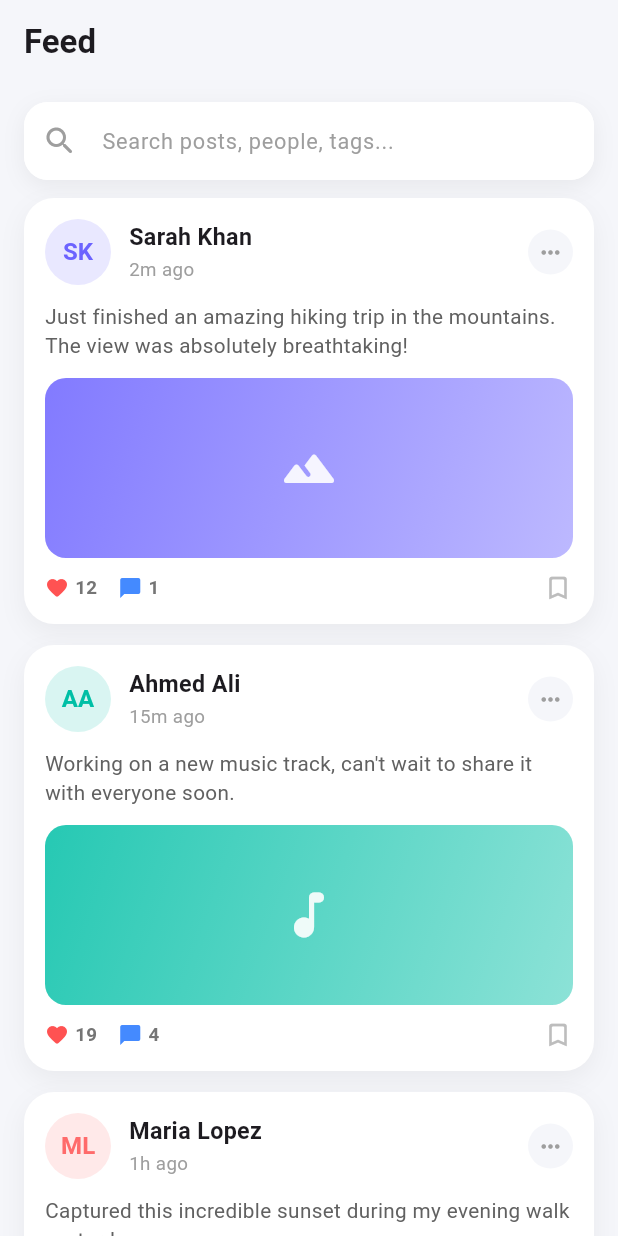
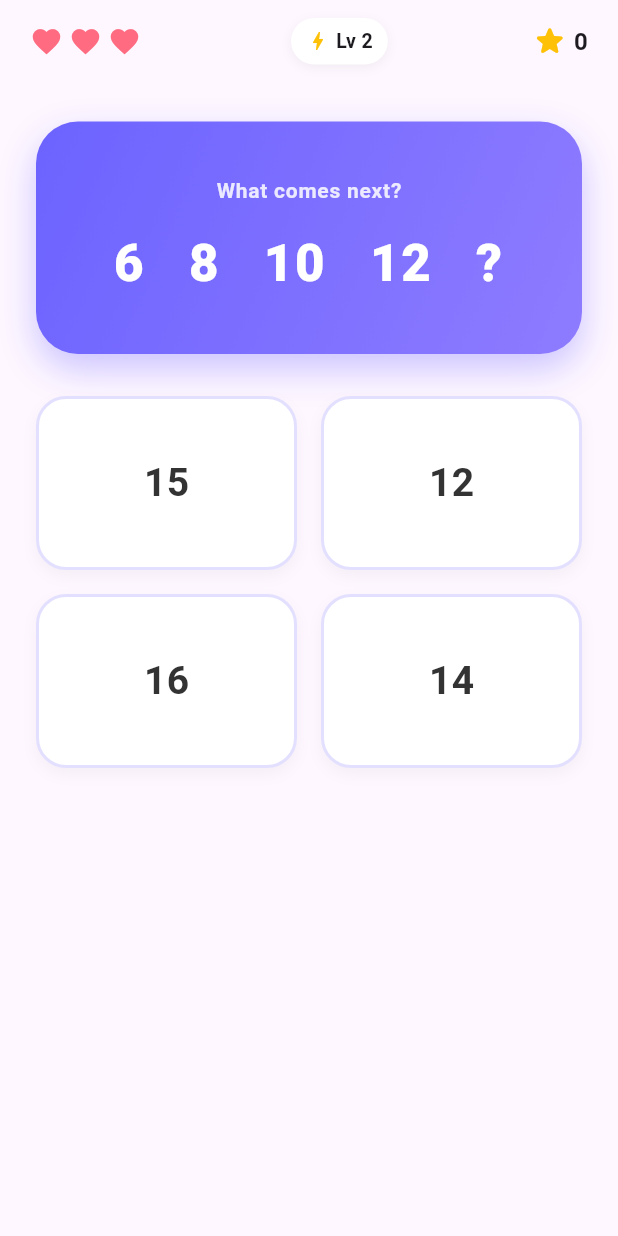
Before and after one commit to Arshad-ullah/ui-testing, a Flutter app: the screen it shows after launch, on a phone screen of 412 x 824 dp. Run offline on Flutter 3.47's test engine with Material 3 defaults, Android fonts, the phone set to English and light mode, and no system bars; our stand-ins replace dio, flutter_riverpod, local_auth, socket_io_client; missing offline and left inert: postgres.

Commit message:
issue solve

```diff
--- a/lib/features/chat/feed_screen.dart
+++ b/lib/features/chat/feed_screen.dart
@@ -499,6 +499,8 @@ class _FeedDetailDialogState extends State<FeedDetailDialog> {
                             onTap: null,
                           ),
                           const Spacer(),
+
+
                           _RoundIconButton(
                             icon: _saved
                                 ? Icons.bookmark_rounded
--- /dev/null
+++ b/lib/features/chat/numeric_game.dart
@@ -0,0 +1,564 @@
+// number_logic_game.dart
+//
+// A self-contained "Number Logic" mini-game for a kids' IQ-training app.
+// Drop this file into your Flutter project (lib/games/number_logic_game.dart)
+// and navigate to `const NumberLogicGame()` from anywhere.
+//
+// Features:
+//  - Two question types: number sequences (2 4 6 8 ?) and simple arithmetic (5 + 3 = ?)
+//  - Adaptive difficulty: gets harder as the child answers correctly, easier after mistakes
+//  - Multiple-choice answers (easier for young kids than typing) with big tappable cards
+//  - Stars / streak system + animated feedback (no harsh "WRONG" buzzers)
+//  - Lives system so a session always has a clear, friendly end
+//  - Clean, colorful, rounded UI with subtle animations
+//
+// No external packages required — pure Flutter SDK.
+
+import 'dart:async';
+import 'dart:math';
+
+import 'package:flutter/material.dart';
+import 'package:flutter/services.dart';
+
+enum QuestionType { sequence, arithmetic }
+
+class NumberQuestion {
+  final QuestionType type;
+  final String prompt; // e.g. "2  4  6  8  ?"  or  "5 + 3 = ?"
+  final int answer;
+  final List<int> options;
+
+  NumberQuestion({
+    required this.type,
+    required this.prompt,
+    required this.answer,
+    required this.options,
+  });
+}
+
+/// ---------------------------------------------------------------------
+/// QUESTION GENERATOR (adaptive difficulty)
+/// ---------------------------------------------------------------------
+///
+/// difficulty roughly ranges 1 (easiest) .. 10 (hardest).
+/// Sequences: step size & starting number grow with difficulty,
+/// occasionally introduces subtraction or multiplication-style steps.
+/// Arithmetic: operand size and operator complexity grow with difficulty.
+
+class QuestionGenerator {
+  final Random _rng = Random();
+
+  NumberQuestion generate(int difficulty) {
+    final useSequence = _rng.nextBool();
+    return useSequence
+        ? _generateSequence(difficulty)
+        : _generateArithmetic(difficulty);
+  }
+
+  NumberQuestion _generateSequence(int difficulty) {
+    // Step size grows with difficulty; occasionally negative (counting down).
+    final maxStep = 1 + (difficulty / 2).ceil(); // 1..6ish
+    int step = 1 + _rng.nextInt(maxStep);
+    final descending = difficulty > 3 && _rng.nextBool();
+    if (descending) step = -step;
+
+    final start = 1 + _rng.nextInt(5 + difficulty * 2);
+    final length = 4; // show 4 numbers, ask for the 5th
+    final seq = List<int>.generate(length, (i) => start + step * i);
+    final answer = start + step * length;
+
+    final prompt = '${seq.join('   ')}   ?';
+    final options = _buildOptions(answer, spread: step.abs().clamp(1, 12));
+
+    return NumberQuestion(
+      type: QuestionType.sequence,
+      prompt: prompt,
+      answer: answer,
+      options: options,
+    );
+  }
+
+  NumberQuestion _generateArithmetic(int difficulty) {
+    // Pick operator based on difficulty.
+    final ops = difficulty < 3
+        ? ['+', '-']
+        : difficulty < 6
+        ? ['+', '-', '×']
+        : ['+', '-', '×'];
+    final op = ops[_rng.nextInt(ops.length)];
+
+    int a, b, answer;
+    final maxVal = 5 + difficulty * 3; // grows with difficulty
+
+    switch (op) {
+      case '+':
+        a = 1 + _rng.nextInt(maxVal);
+        b = 1 + _rng.nextInt(maxVal);
+        answer = a + b;
+        break;
+      case '-':
+        a = 1 + _rng.nextInt(maxVal) + 5;
+        b = 1 + _rng.nextInt(a); // ensure non-negative result
+        answer = a - b;
+        break;
+      case '×':
+        a = 1 + _rng.nextInt(min(4 + difficulty, 12));
+        b = 1 + _rng.nextInt(min(4 + difficulty, 12));
+        answer = a * b;
+        break;
+      default:
+        a = 1;
+        b = 1;
+        answer = 2;
+    }
+
+    final prompt = '$a  $op  $b  =  ?';
+    final options = _buildOptions(answer, spread: max(2, answer ~/ 4));
+
+    return NumberQuestion(
+      type: QuestionType.arithmetic,
+      prompt: prompt,
+      answer: answer,
+      options: options,
+    );
+  }
+
+  List<int> _buildOptions(int answer, {int spread = 3}) {
+    final set = <int>{answer};
+    while (set.length < 4) {
+      final delta = (1 + _rng.nextInt(spread)) * (_rng.nextBool() ? 1 : -1);
+      final candidate = answer + delta;
+      if (candidate >= 0) set.add(candidate);
+    }
+    final list = set.toList()..shuffle(_rng);
+    return list;
+  }
+}
+
+/// ---------------------------------------------------------------------
+/// MAIN GAME SCREEN
+/// ---------------------------------------------------------------------
+
+class NumberLogicGame extends StatefulWidget {
+  const NumberLogicGame({super.key});
+
+  @override
+  State<NumberLogicGame> createState() => _NumberLogicGameState();
+}
+
+class _NumberLogicGameState extends State<NumberLogicGame>
+    with TickerProviderStateMixin {
+  final QuestionGenerator _generator = QuestionGenerator();
+
+  late NumberQuestion _question;
+  int _difficulty = 2;
+  int _streak = 0;
+  int _stars = 0;
+  int _lives = 3;
+  int? _selectedOption;
+  bool _showFeedback = false;
+  bool _wasCorrect = false;
+  bool _gameOver = false;
+
+  late AnimationController _promptController;
+  late Animation<double> _promptScale;
+
+  @override
+  void initState() {
+    super.initState();
+    _promptController = AnimationController(
+      vsync: this,
+      duration: const Duration(milliseconds: 350),
+    );
+    _promptScale = CurvedAnimation(
+      parent: _promptController,
+      curve: Curves.elasticOut,
+    );
+    _nextQuestion();
+  }
+
+  @override
+  void dispose() {
+    _promptController.dispose();
+    super.dispose();
+  }
+
+  void _nextQuestion() {
+    setState(() {
+      _question = _generator.generate(_difficulty);
+      _selectedOption = null;
+      _showFeedback = false;
+    });
+    _promptController.forward(from: 0);
+  }
+
+  void _restart() {
+    setState(() {
+      _difficulty = 2;
+      _streak = 0;
+      _stars = 0;
+      _lives = 3;
+      _gameOver = false;
+    });
+    _nextQuestion();
+  }
+
+  Future<void> _onAnswer(int option) async {
+    if (_showFeedback || _gameOver) return;
+
+    final correct = option == _question.answer;
+    HapticFeedback.lightImpact();
+
+    setState(() {
+      _selectedOption = option;
+      _showFeedback = true;
+      _wasCorrect = correct;
+    });
+
+    if (correct) {
+      _streak++;
+      _stars++;
+      // Increase difficulty every 2 correct in a row, cap at 10.
+      if (_streak % 2 == 0) {
+        _difficulty = min(10, _difficulty + 1);
+      }
+    } else {
+      _streak = 0;
+      _lives--;
+      // Ease difficulty back down a bit so it doesn't feel punishing.
+      _difficulty = max(1, _difficulty - 1);
+    }
+
+    await Future.delayed(const Duration(milliseconds: 900));
+    if (!mounted) return;
+
+    if (_lives <= 0) {
+      setState(() => _gameOver = true);
+    } else {
+      _nextQuestion();
+    }
+  }
+
+  @override
+  Widget build(BuildContext context) {
+    return Scaffold(
+      body: SafeArea(child: _gameOver ? _buildGameOver() : _buildGame()),
+    );
+  }
+
+  // ---------------- UI: top bar (lives, stars, streak, difficulty) ------
+
+  Widget _buildTopBar() {
+    return Padding(
+      padding: const EdgeInsets.fromLTRB(20, 12, 20, 0),
+      child: Row(
+        children: [
+          // Lives as hearts
+          Row(
+            children: List.generate(3, (i) {
+              final filled = i < _lives;
+              return Padding(
+                padding: const EdgeInsets.only(right: 4),
+                child: Icon(
+                  filled ? Icons.favorite : Icons.favorite_border,
+                  color: const Color(0xFFFF6B81),
+                  size: 22,
+                ),
+              );
+            }),
+          ),
+          const Spacer(),
+          // Difficulty indicator (kid-friendly: stars-of-difficulty bar)
+          Container(
+            padding: const EdgeInsets.symmetric(horizontal: 10, vertical: 6),
+            decoration: BoxDecoration(
+              color: Colors.white,
+              borderRadius: BorderRadius.circular(20),
+              boxShadow: [
+                BoxShadow(
+                  color: Colors.black.withOpacity(0.05),
+                  blurRadius: 6,
+                  offset: const Offset(0, 2),
+                ),
+              ],
+            ),
+            child: Row(
+              children: [
+                const Icon(Icons.bolt, color: Color(0xFFFFC107), size: 16),
+                const SizedBox(width: 4),
+                Text(
+                  'Lv $_difficulty',
+                  style: const TextStyle(
+                    fontWeight: FontWeight.bold,
+                    fontSize: 13,
+                  ),
+                ),
+              ],
+            ),
+          ),
+          const Spacer(),
+          // Stars collected
+          Row(
+            children: [
+              const Icon(
+                Icons.star_rounded,
+                color: Color(0xFFFFC107),
+                size: 24,
+              ),
+              const SizedBox(width: 4),
+              Text(
+                '$_stars',
+                style: const TextStyle(
+                  fontWeight: FontWeight.bold,
+                  fontSize: 16,
+                ),
+              ),
+            ],
+          ),
+        ],
+      ),
+    );
+  }
+
+  // ---------------- UI: streak banner ----------------
+
+  Widget _buildStreakBanner() {
+    if (_streak < 2) return const SizedBox(height: 26);
+    return Padding(
+      padding: const EdgeInsets.only(top: 8),
+      child: AnimatedSwitcher(
+        duration: const Duration(milliseconds: 300),
+        child: Container(
+          key: ValueKey(_streak),
+          padding: const EdgeInsets.symmetric(horizontal: 14, vertical: 6),
+          decoration: BoxDecoration(
+            gradient: const LinearGradient(
+              colors: [Color(0xFFFF9A56), Color(0xFFFF6B81)],
+            ),
+            borderRadius: BorderRadius.circular(20),
+          ),
+          child: Text(
+            '🔥 $_streak in a row!',
+            style: const TextStyle(
+              color: Colors.white,
+              fontWeight: FontWeight.bold,
+              fontSize: 13,
+            ),
+          ),
+        ),
+      ),
+    );
+  }
+
+  // ---------------- UI: question card ----------------
+
+  Widget _buildQuestionCard() {
+    final isSequence = _question.type == QuestionType.sequence;
+    return ScaleTransition(
+      scale: Tween<double>(begin: 0.85, end: 1.0).animate(_promptScale),
+      child: Container(
+        width: double.infinity,
+        margin: const EdgeInsets.symmetric(horizontal: 24),
+        padding: const EdgeInsets.symmetric(vertical: 36, horizontal: 16),
+        decoration: BoxDecoration(
+          gradient: LinearGradient(
+            begin: Alignment.topLeft,
+            end: Alignment.bottomRight,
+            colors: isSequence
+                ? [const Color(0xFF6C63FF), const Color(0xFF8E7CFF)]
+                : [const Color(0xFF3FC1C9), const Color(0xFF59D5D9)],
+          ),
+          borderRadius: BorderRadius.circular(28),
+          boxShadow: [
+            BoxShadow(
+              color:
+                  (isSequence
+                          ? const Color(0xFF6C63FF)
+                          : const Color(0xFF3FC1C9))
+                      .withOpacity(0.35),
+              blurRadius: 20,
+              offset: const Offset(0, 10),
+            ),
+          ],
+        ),
+        child: Column(
+          children: [
+            Text(
+              isSequence ? 'What comes next?' : 'Solve it!',
+              style: TextStyle(
+                color: Colors.white.withOpacity(0.85),
+                fontSize: 14,
+                fontWeight: FontWeight.w600,
+                letterSpacing: 0.5,
+              ),
+            ),
+            const SizedBox(height: 14),
+            Text(
+              _question.prompt,
+              textAlign: TextAlign.center,
+              style: const TextStyle(
+                color: Colors.white,
+                fontSize: 34,
+                fontWeight: FontWeight.w800,
+                letterSpacing: 1.2,
+              ),
+            ),
+          ],
+        ),
+      ),
+    );
+  }
+
+  // ---------------- UI: answer options grid ----------------
+
+  Widget _buildOptions() {
+    return Padding(
+      padding: const EdgeInsets.fromLTRB(24, 28, 24, 12),
+      child: GridView.count(
+        crossAxisCount: 2,
+        shrinkWrap: true,
+        physics: const NeverScrollableScrollPhysics(),
+        crossAxisSpacing: 16,
+        mainAxisSpacing: 16,
+        childAspectRatio: 1.5,
+        children: _question.options.map((opt) {
+          final isSelected = _selectedOption == opt;
+          final isCorrectOpt = opt == _question.answer;
+
+          Color bg = Colors.white;
+          Color textColor = const Color(0xFF333333);
+          Color borderColor = const Color(0xFFE3E0FF);
+
+          if (_showFeedback) {
+            if (isCorrectOpt) {
+              bg = const Color(0xFF4CD964);
+              textColor = Colors.white;
+              borderColor = const Color(0xFF4CD964);
+            } else if (isSelected && !isCorrectOpt) {
+              bg = const Color(0xFFFF6B6B);
+              textColor = Colors.white;
+              borderColor = const Color(0xFFFF6B6B);
+            }
+          }
+
+          return GestureDetector(
+            onTap: () => _onAnswer(opt),
+            child: AnimatedContainer(
+              duration: const Duration(milliseconds: 250),
+              decoration: BoxDecoration(
+                color: bg,
+                borderRadius: BorderRadius.circular(20),
+                border: Border.all(color: borderColor, width: 2),
+                boxShadow: [
+                  BoxShadow(
+                    color: Colors.black.withOpacity(0.04),
+                    blurRadius: 8,
+                    offset: const Offset(0, 4),
+                  ),
+                ],
+              ),
+              alignment: Alignment.center,
+              child: Text(
+                '$opt',
+                style: TextStyle(
+                  fontSize: 26,
+                  fontWeight: FontWeight.bold,
+                  color: textColor,
+                ),
+              ),
+            ),
+          );
+        }).toList(),
+      ),
+    );
+  }
+
+  // ---------------- UI: feedback toast ----------------
+
+  Widget _buildFeedback() {
+    if (!_showFeedback) return const SizedBox(height: 28);
+    return Padding(
+      padding: const EdgeInsets.only(top: 4),
+      child: Row(
+        mainAxisAlignment: MainAxisAlignment.center,
+        children: [
+          Icon(
+            _wasCorrect ? Icons.check_circle : Icons.refresh_rounded,
+            color: _wasCorrect
+                ? const Color(0xFF4CD964)
+                : const Color(0xFFFF9F43),
+          ),
+          const SizedBox(width: 6),
+          Text(
+            _wasCorrect ? 'Great job!' : 'Nice try — keep going!',
+            style: TextStyle(
+              fontWeight: FontWeight.bold,
+              color: _wasCorrect
+                  ? const Color(0xFF2EAE4E)
+                  : const Color(0xFFD17A1F),
+            ),
+          ),
+        ],
+      ),
+    );
+  }
+
+  Widget _buildGame() {
+    return Column(
+      children: [
+        _buildTopBar(),
+        _buildStreakBanner(),
+        const SizedBox(height: 12),
+        _buildQuestionCard(),
+        _buildOptions(),
+        _buildFeedback(),
+      ],
+    );
+  }
+
+  // ---------------- UI: game over screen ----------------
+
+  Widget _buildGameOver() {
+    return Center(
+      child: Padding(
+        padding: const EdgeInsets.all(32),
+        child: Column(
+          mainAxisSize: MainAxisSize.min,
+          children: [
+            const Text('🏆', style: TextStyle(fontSize: 64)),
+            const SizedBox(height: 12),
+            const Text(
+              'Awesome work!',
+              style: TextStyle(fontSize: 26, fontWeight: FontWeight.bold),
+            ),
+            const SizedBox(height: 8),
+            Text(
+              'You collected $_stars stars\nand reached Level $_difficulty.',
+              textAlign: TextAlign.center,
+              style: const TextStyle(fontSize: 16, color: Color(0xFF666666)),
+            ),
+            const SizedBox(height: 28),
+            SizedBox(
+              width: double.infinity,
+              child: ElevatedButton(
+                onPressed: _restart,
+                style: ElevatedButton.styleFrom(
+                  backgroundColor: const Color(0xFF6C63FF),
+                  foregroundColor: Colors.white,
+                  padding: const EdgeInsets.symmetric(vertical: 16),
+                  shape: RoundedRectangleBorder(
+                    borderRadius: BorderRadius.circular(18),
+                  ),
+                ),
+                child: const Text(
+                  'Play Again',
+                  style: TextStyle(fontSize: 16, fontWeight: FontWeight.bold),
+                ),
+              ),
+            ),
+          ],
+        ),
+      ),
+    );
+  }
+}
--- a/lib/main.dart
+++ b/lib/main.dart
@@ -1,6 +1,6 @@
 import 'package:flutter/material.dart';
 import 'package:flutter_riverpod/flutter_riverpod.dart';
-import 'package:ui_testing/features/chat/feed_screen.dart';
+import 'package:ui_testing/features/chat/numeric_game.dart';
 
 void main() async {
   WidgetsFlutterBinding.ensureInitialized();
@@ -24,7 +24,7 @@ class MyApp extends StatelessWidget {
       title: 'Flutter Demo',
       debugShowCheckedModeBanner: false,
       theme: ThemeData(colorScheme: .fromSeed(seedColor: Colors.deepPurple)),
-      home: FeedScreen(),
+      home: NumberLogicGame(),
     );
   }
 }
```
